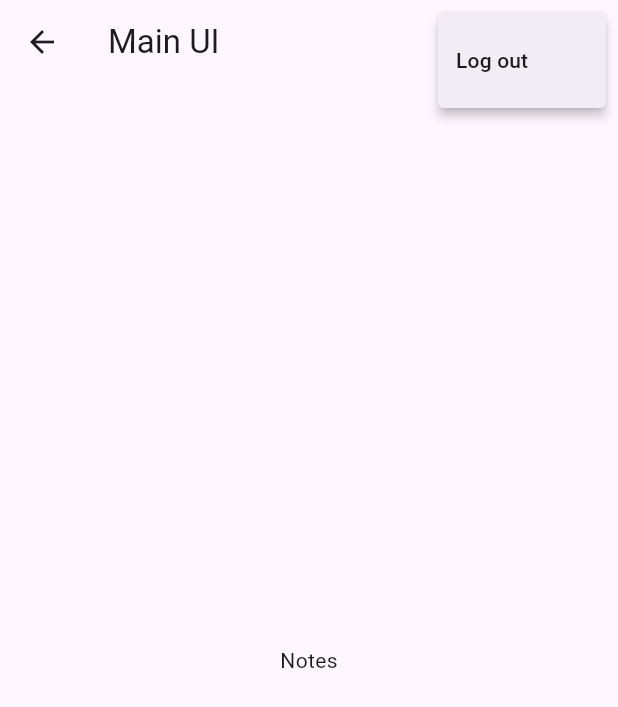
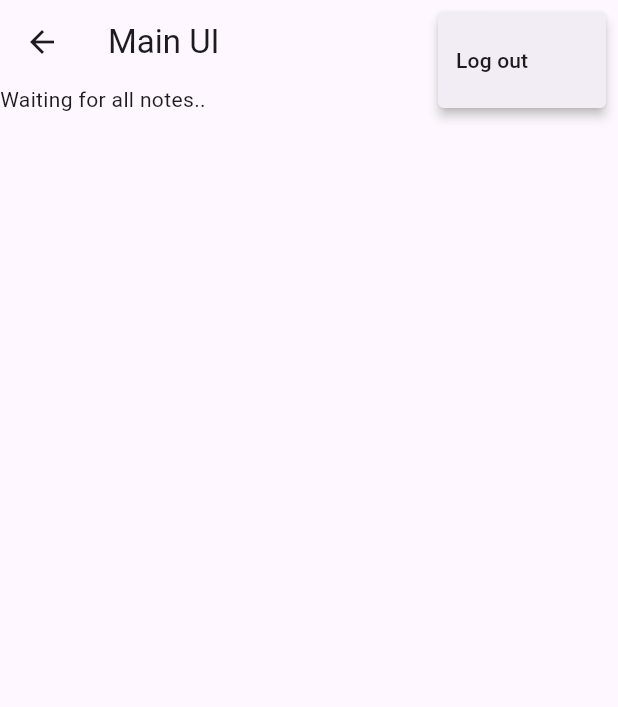
Before and after one commit to BiancaFlorut/flutter_notes, a Flutter app: the NotesView screen opened by its route, after a tap on the "more vert" icon, on a phone screen of 412 x 824 dp. Shown: the top 707 px of the screen. Run offline on Flutter 3.47's test engine with Material 3 defaults, Android fonts, the phone set to English and light mode, and no system bars; our stand-ins replace firebase_auth, firebase_core, sqflite; accounts and stored records are empty; statements that could not run were skipped.

Commit message:
Preparing Notes View to Read All Notes

```diff
--- a/notes/lib/services/auth/auth_user.dart
+++ b/notes/lib/services/auth/auth_user.dart
@@ -3,8 +3,16 @@ import 'package:flutter/foundation.dart' show immutable;
 
 @immutable
 class AuthUser {
+  final String? email;
   final bool isEmailVerified;
-  const AuthUser({required this.isEmailVerified});
 
-  factory AuthUser.fromFirebase(User user) => AuthUser(isEmailVerified: user.emailVerified);
+  const AuthUser({
+    required this.email,
+    required this.isEmailVerified,
+  });
+
+  factory AuthUser.fromFirebase(User user) => AuthUser(
+        email: user.email,
+        isEmailVerified: user.emailVerified,
+      );
 }
--- a/notes/lib/services/crud/notes_service.dart
+++ b/notes/lib/services/crud/notes_service.dart
@@ -38,9 +38,16 @@ const createNoteTable = '''
 class NotesService {
   Database? _db;
 
+  static final NotesService _shared = NotesService._sharedInstance();
+  NotesService._sharedInstance();
+  factory NotesService() => _shared;
+
+
   List<DatabaseNote> _notes = [];
 
   final _notesStreamController = StreamController<List<DatabaseNote>>.broadcast();
+
+  Stream<List<DatabaseNote>> get allNotes => _notesStreamController.stream;
 
   Future<void> _cacheNotes() async {
     final allNotes = await getAllNotes();
@@ -63,6 +70,7 @@ class NotesService {
   }
 
   Future<DatabaseNote> updateNote({required DatabaseNote note, required String text}) async {
+    await _ensureDbIsOpen();
     final db = _getDatabaseOrThrow();
     await getNote(id: note.id);
     final updatedNote = await db.update(noteTable, {
@@ -82,6 +90,7 @@ class NotesService {
   }
 
   Future<Iterable<DatabaseNote>> getAllNotes() async {
+    await _ensureDbIsOpen();
     final db = _getDatabaseOrThrow();
     final notes = await db.query(
       noteTable,
@@ -90,6 +99,7 @@ class NotesService {
   }
 
   Future<DatabaseNote> getNote({required int id}) async {
+    await _ensureDbIsOpen();
     final db = _getDatabaseOrThrow();
     final notes = await db.query(
       noteTable,
@@ -117,6 +127,7 @@ class NotesService {
   }
 
   Future<void> deleteNote({required int id}) async {
+    await _ensureDbIsOpen();
     final db = _getDatabaseOrThrow();
     final deletedCount = await db.delete(
       noteTable,
@@ -134,6 +145,7 @@ class NotesService {
   }
 
   Future<DatabaseNote> createNewNote({required DatabaseUser owner}) async {
+    await _ensureDbIsOpen();
     final db = _getDatabaseOrThrow();
     final dbUser = await getUser(email: owner.email);
     if (dbUser != owner) {
@@ -155,6 +167,7 @@ class NotesService {
   }
 
   Future<DatabaseUser> getUser({required String email}) async {
+    await _ensureDbIsOpen();
     final db = _getDatabaseOrThrow();
     final result = await db.query(
       userTable,
@@ -171,6 +184,7 @@ class NotesService {
   }
 
   Future<DatabaseUser> createUser({required String email}) async {
+    await _ensureDbIsOpen();
     final db = _getDatabaseOrThrow();
     final result = await db.query(
       userTable,
@@ -189,6 +203,7 @@ class NotesService {
   }
 
   Future<void> deleteUser({required String email}) async {
+    await _ensureDbIsOpen();
     final db = _getDatabaseOrThrow();
     final deletedCount = await db.delete(userTable,
         where: 'email = ?', whereArgs: [email.toLowerCase()]);
@@ -214,6 +229,15 @@ class NotesService {
       await db.close();
       _db = null;
     }
+  }
+
+  Future<void> _ensureDbIsOpen() async {
+    try {
+      await open();
+    } on DatabaseAlreadyOpenException {
+
+    }
+
   }
 
   Future<void> open() async {
--- a/notes/lib/view/notes_view.dart
+++ b/notes/lib/view/notes_view.dart
@@ -1,6 +1,6 @@
-
 import 'package:flutter/material.dart';
 import 'package:notes/services/auth/auth_service.dart';
+import 'package:notes/services/crud/notes_service.dart';
 import '../constants/routs.dart';
 import '../enums/menu_actions.dart';
 
@@ -12,20 +12,42 @@ class NotesView extends StatefulWidget {
 }
 
 class _NotesViewState extends State<NotesView> {
+
+  late final NotesService _notesService;
+
+  String get userEmail =>
+      AuthService
+          .firebase()
+          .currentUser!
+          .email!;
+
+  @override
+  void initState() {
+    _notesService = NotesService();
+    super.initState();
+  }
+
+  @override
+  void dispose() {
+    _notesService.close();
+    super.dispose();
+  }
+
   @override
   Widget build(BuildContext context) {
     return Scaffold(
       appBar: AppBar(
         title: const Text("Main UI"),
         actions: [
-          PopupMenuButton<MenuAction>(onSelected: (value)  async {
+          PopupMenuButton<MenuAction>(onSelected: (value) async {
             switch (value) {
               case MenuAction.logout:
                 final shouldLogout = await showLogoutDialog(context);
                 if (shouldLogout) {
                   await AuthService.firebase().logOut();
                   if (context.mounted) {
-                    Navigator.of(context).pushNamedAndRemoveUntil(loginRoute, (_) => false);
+                    Navigator.of(context).pushNamedAndRemoveUntil(
+                        loginRoute, (_) => false);
                   }
                 }
                 break;
@@ -40,9 +62,27 @@ class _NotesViewState extends State<NotesView> {
           })
         ],
       ),
-      body: const Center(
-        child: Text("Notes"),
-      ),
+      body: FutureBuilder(
+        future: _notesService.getOrCreateUser(email: userEmail),
+        builder: (context, snapshot) {
+          switch (snapshot.connectionState) {
+            case ConnectionState.done:
+              return StreamBuilder(
+                stream: _notesService.allNotes,
+                builder: (context, snapshot) {
+                  switch (snapshot.connectionState) {
+                    case ConnectionState.waiting:
+                      return const Text('Waiting for all notes..');
+                    default: return const CircularProgressIndicator();
+                  }
+                },
+              );
+            default:
+              return const CircularProgressIndicator();
+          }
+        },
+      )
+      ,
     );
   }
 }
```
Also changed, not shown: 1 other file.
